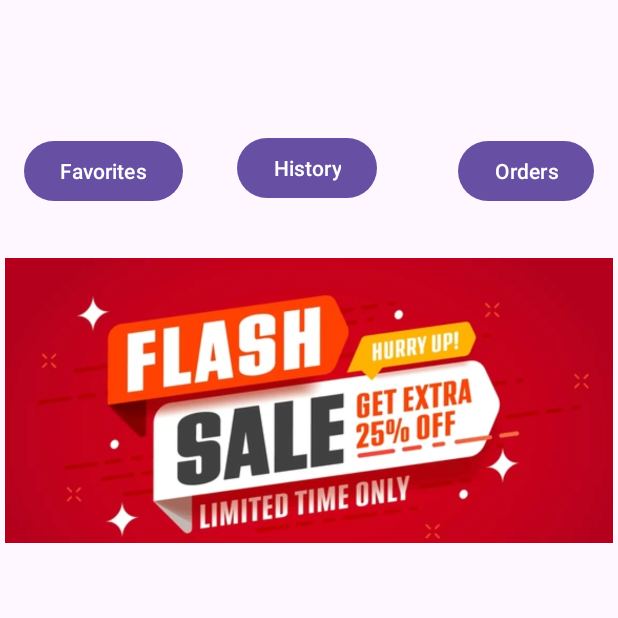
After one commit to davamae/Buddy-Cart, an Android app: the MainActivity2 screen opened directly, with no data from a screen before it, on a phone screen of 412 x 824 dp, the top half of it. The commit adds this screen. Run offline under Robolectric (Android 15) with nearby library versions, the phone set to English and light mode, and no system bars.

Commit message:
Added ActivityMain2, functionality for continue and continue-google button, added favorites, history, order buttons, and sale banner for ActivityMain2.

```diff
--- a/app/src/main/AndroidManifest.xml
+++ b/app/src/main/AndroidManifest.xml
@@ -13,6 +13,9 @@
         android:theme="@style/Theme.BuddyCart"
         tools:targetApi="31">
         <activity
+            android:name=".MainActivity2"
+            android:exported="false" />
+        <activity
             android:name=".MainActivity"
             android:exported="true">
             <intent-filter>
--- a/app/src/main/java/com/example/buddycart/MainActivity.java
+++ b/app/src/main/java/com/example/buddycart/MainActivity.java
@@ -1,6 +1,9 @@
 package com.example.buddycart;
 
+import android.content.Intent;
 import android.os.Bundle;
+import android.view.View;
+import android.widget.Button;
 
 import androidx.activity.EdgeToEdge;
 import androidx.appcompat.app.AppCompatActivity;
@@ -15,6 +18,32 @@ public class MainActivity extends AppCompatActivity {
         super.onCreate(savedInstanceState);
         EdgeToEdge.enable(this);
         setContentView(R.layout.activity_main);
+
+        //references for buttons
+        Button continueButton = findViewById(R.id.continueButton);
+        Button googleButton = findViewById(R.id.googleButton);
+
+        //onClickListener for continue button
+        continueButton.setOnClickListener(new View.OnClickListener() {
+            @Override
+            public void onClick(View v) {
+                //open second activity screen when continue button clicked
+                Intent intent = new Intent(MainActivity.this, MainActivity2.class);
+                startActivity(intent);
+            }
+        });
+
+        //set onClickListener for continue with Google button
+        googleButton.setOnClickListener(new View.OnClickListener() {
+            @Override
+            public void onClick(View v) {
+                //begin mainActivity2 when google button clicked
+                Intent intent = new Intent(MainActivity.this, MainActivity2.class);
+                startActivity(intent);
+            }
+        });
+
+
         ViewCompat.setOnApplyWindowInsetsListener(findViewById(R.id.main), (v, insets) -> {
             Insets systemBars = insets.getInsets(WindowInsetsCompat.Type.systemBars());
             v.setPadding(systemBars.left, systemBars.top, systemBars.right, systemBars.bottom);
--- /dev/null
+++ b/app/src/main/java/com/example/buddycart/MainActivity2.java
@@ -0,0 +1,24 @@
+package com.example.buddycart;
+
+import android.os.Bundle;
+
+import androidx.activity.EdgeToEdge;
+import androidx.appcompat.app.AppCompatActivity;
+import androidx.core.graphics.Insets;
+import androidx.core.view.ViewCompat;
+import androidx.core.view.WindowInsetsCompat;
+
+public class MainActivity2 extends AppCompatActivity {
+
+    @Override
+    protected void onCreate(Bundle savedInstanceState) {
+        super.onCreate(savedInstanceState);
+        EdgeToEdge.enable(this);
+        setContentView(R.layout.activity_main2);
+        ViewCompat.setOnApplyWindowInsetsListener(findViewById(R.id.main), (v, insets) -> {
+            Insets systemBars = insets.getInsets(WindowInsetsCompat.Type.systemBars());
+            v.setPadding(systemBars.left, systemBars.top, systemBars.right, systemBars.bottom);
+            return insets;
+        });
+    }
+}
--- /dev/null
+++ b/app/src/main/res/layout/activity_main2.xml
@@ -0,0 +1,52 @@
+<?xml version="1.0" encoding="utf-8"?>
+<androidx.constraintlayout.widget.ConstraintLayout xmlns:android="http://schemas.android.com/apk/res/android"
+    xmlns:app="http://schemas.android.com/apk/res-auto"
+    xmlns:tools="http://schemas.android.com/tools"
+    android:id="@+id/main"
+    android:layout_width="match_parent"
+    android:layout_height="match_parent"
+    tools:context=".MainActivity2">
+
+    <Button
+        android:id="@+id/historyButton"
+        android:layout_width="wrap_content"
+        android:layout_height="wrap_content"
+        android:layout_marginStart="36dp"
+        android:layout_marginTop="88dp"
+        android:text="History"
+        app:layout_constraintStart_toEndOf="@+id/favoritesButton"
+        app:layout_constraintTop_toTopOf="parent" />
+
+    <Button
+        android:id="@+id/ordersButton"
+        android:layout_width="wrap_content"
+        android:layout_height="wrap_content"
+        android:layout_marginTop="90dp"
+        android:layout_marginEnd="16dp"
+        android:text="Orders"
+        app:layout_constraintEnd_toEndOf="parent"
+        app:layout_constraintTop_toTopOf="parent" />
+
+    <Button
+        android:id="@+id/favoritesButton"
+        android:layout_width="wrap_content"
+        android:layout_height="wrap_content"
+        android:layout_marginStart="16dp"
+        android:layout_marginTop="90dp"
+        android:text="Favorites"
+        app:layout_constraintStart_toStartOf="parent"
+        app:layout_constraintTop_toTopOf="parent" />
+
+    <ImageView
+        android:id="@+id/imageView3"
+        android:layout_width="409dp"
+        android:layout_height="190dp"
+        android:layout_marginStart="1dp"
+        android:layout_marginTop="36dp"
+        android:layout_marginEnd="1dp"
+        app:layout_constraintEnd_toEndOf="parent"
+        app:layout_constraintStart_toStartOf="parent"
+        app:layout_constraintTop_toBottomOf="@+id/historyButton"
+        app:srcCompat="@drawable/banner" />
+
+</androidx.constraintlayout.widget.ConstraintLayout>
```
Also changed, not shown: app/src/main/res/drawable/banner.png (added).
